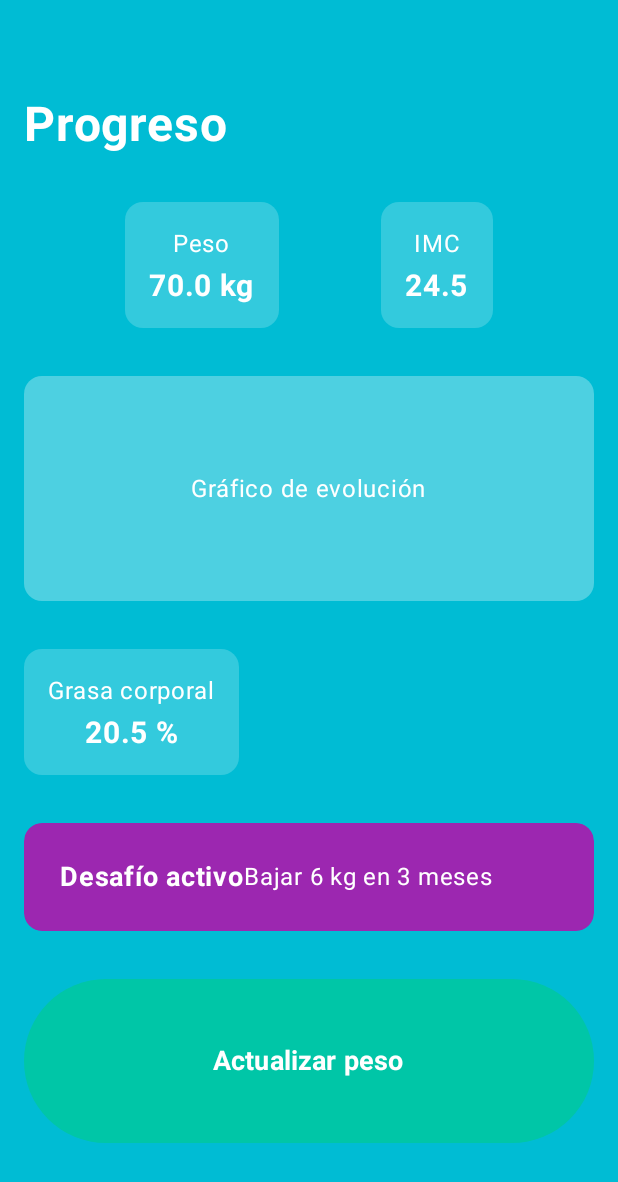
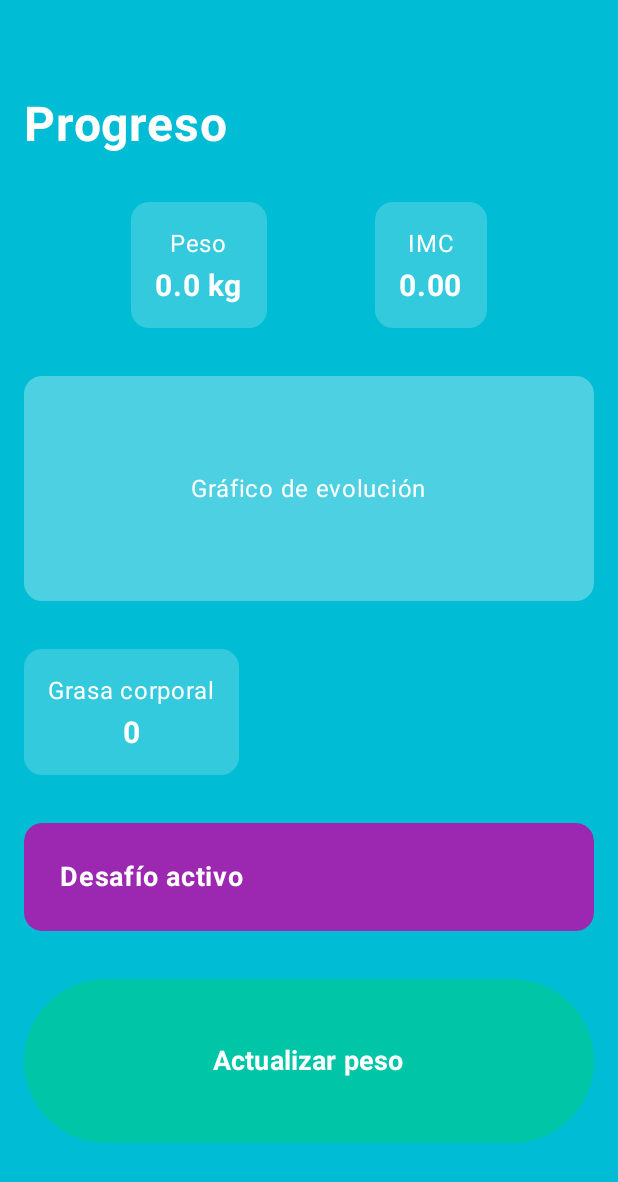
Before and after one commit to proyectogrupolinkia/HealthApp, an Android app built with Jetpack Compose: the ProgressScreen screen opened through its navigation route, on a phone screen of 412 x 824 dp. Shown: the top 1182 px of the screen. Run offline under Robolectric (Android 15) with nearby library versions, the phone set to English and light mode, and no system bars; our stand-ins replace Dagger/Hilt's generated code, Firebase (no records; nobody signed in at launch, a user with empty details on screens opened directly).

Commit message:
Los recuados de Peso y BMI ya muestran la información actual.

```diff
--- a/app/src/main/java/com/tusalud/healthapp/domain/model/Progress.kt
+++ b/app/src/main/java/com/tusalud/healthapp/domain/model/Progress.kt
@@ -1,9 +1,7 @@
 package com.tusalud.healthapp.domain.model
 
 data class Progress(
-    val weightKg: Float,
-    val heightCm: Float,
-    val bodyFatPercentage: Float,
-    val bmi: Float,
-    val activeChallenge: String
-)//s
+    val peso: Float = 0f,
+    val heightCm: Float = 0f,
+    val bmi: Float = 0f
+)
--- a/app/src/main/java/com/tusalud/healthapp/domain/respository/ProgressRepositoryImpl.kt
+++ b/app/src/main/java/com/tusalud/healthapp/domain/respository/ProgressRepositoryImpl.kt
@@ -1,18 +1,28 @@
 package com.tusalud.healthapp.data.repository
 
+import com.google.firebase.auth.FirebaseAuth
+import com.google.firebase.firestore.FirebaseFirestore
 import com.tusalud.healthapp.domain.model.Progress
 import com.tusalud.healthapp.domain.repository.ProgressRepository
+import kotlinx.coroutines.tasks.await
 import javax.inject.Inject
 
 class ProgressRepositoryImpl @Inject constructor() : ProgressRepository {
+
     override suspend fun getProgress(): Progress {
-        // Simulación de datos de progreso
+        val userId = FirebaseAuth.getInstance().currentUser?.uid ?: return Progress()
+        val db = FirebaseFirestore.getInstance()
+        val snapshot = db.collection("usuarios").document(userId).get().await()
+
+        val peso = snapshot.getDouble("peso")?.toFloat() ?: 0f
+        val height = snapshot.getDouble("altura")?.toFloat() ?: 0f
+
+        val bmi = if (height > 0) peso / ((height / 100) * (height / 100)) else 0f
+
         return Progress(
-            weightKg = 70f,
-            heightCm = 175f,
-            bodyFatPercentage = 20.5f,
-            bmi = 24.5f,
-            activeChallenge = "Bajar 6 kg en 3 meses"
+            peso = peso,
+            heightCm = height,
+            bmi = bmi
         )
     }
 }
--- a/app/src/main/java/com/tusalud/healthapp/presentation/menu/Progress/ProgressScreen.kt
+++ b/app/src/main/java/com/tusalud/healthapp/presentation/menu/Progress/ProgressScreen.kt
@@ -6,6 +6,7 @@ import androidx.compose.foundation.layout.*
 import androidx.compose.foundation.shape.RoundedCornerShape
 import androidx.compose.material3.*
 import androidx.compose.runtime.Composable
+import androidx.compose.runtime.LaunchedEffect
 import androidx.compose.runtime.collectAsState
 import androidx.compose.runtime.getValue
 import androidx.compose.ui.Alignment
@@ -21,6 +22,12 @@ import com.tusalud.healthapp.presentation.main.ProgressInfoCard
 @Composable
 fun ProgressScreen(navController: NavHostController, viewModel: ProgressViewModel) {
     val progressState by viewModel.progress.collectAsState()
+    // Garantiza que se recargue al entrar a esta pantalla
+    LaunchedEffect(Unit) {
+        viewModel.loadProgress()
+    }
+
+
 
     progressState?.let { progress ->
         Column(
@@ -42,8 +49,9 @@ fun ProgressScreen(navController: NavHostController, viewModel: ProgressViewMode
                 horizontalArrangement = Arrangement.SpaceEvenly,
                 modifier = Modifier.fillMaxWidth()
             ) {
-                ProgressInfoCard(title = "Peso", value = "${progress.weightKg} kg")
-                ProgressInfoCard(title = "IMC", value = "${progress.bmi}")
+                ProgressInfoCard(title = "Peso", value = "${progress.peso} kg")
+                ProgressInfoCard(title = "IMC", value = String.format("%.2f", progress.bmi))
+
             }
 
             Spacer(modifier = Modifier.height(32.dp))
@@ -53,15 +61,16 @@ fun ProgressScreen(navController: NavHostController, viewModel: ProgressViewMode
                     .fillMaxWidth()
                     .height(150.dp)
                     .clip(RoundedCornerShape(12.dp))
-                    .background(Color.White.copy(alpha = 0.3f)),
+                    .background(Color.White.copy(alpha = 0.3f))
+                    .clickable { navController.navigate("evolucion_peso") },
                 contentAlignment = Alignment.Center
             ) {
-                Text("Gráfico de evolución", color = Color.White)
+                Text("Gráfico de evolución", color =Color.White)
             }
 
             Spacer(modifier = Modifier.height(32.dp))
 
-            ProgressInfoCard(title = "Grasa corporal", value = "${progress.bodyFatPercentage} %")
+            ProgressInfoCard(title = "Grasa corporal", value = "0")
 
             Spacer(modifier = Modifier.height(32.dp))
 
@@ -86,7 +95,7 @@ fun ProgressScreen(navController: NavHostController, viewModel: ProgressViewMode
                     )
                     Spacer(modifier = Modifier.height(8.dp))
                     Text(
-                        text = progress.activeChallenge,
+                        text = " ",
                         color = Color.White,
                         fontSize = 16.sp
                     )
--- a/app/src/main/java/com/tusalud/healthapp/presentation/menu/Progress/ProgressViewModel.kt
+++ b/app/src/main/java/com/tusalud/healthapp/presentation/menu/Progress/ProgressViewModel.kt
@@ -46,11 +46,11 @@ class ProgressViewModel @Inject constructor(
         val userRef = db.collection("usuarios").document(userId)
 
         userRef.get().addOnSuccessListener { doc ->
-            val pesoAnterior = doc.getDouble("weightKg")?.toFloat()
+            val pesoAnterior = doc.getDouble("peso")?.toFloat()
             val historial = doc.get("weightHistory") as? List<Float> ?: emptyList()
 
             val nuevosDatos = mapOf(
-                "weightKg" to nuevoPeso,
+                "peso" to nuevoPeso,
                 "weightHistory" to historial + listOfNotNull(pesoAnterior)
             )
 
--- a/app/src/main/java/com/tusalud/healthapp/presentation/navigation/AppNavigation.kt
+++ b/app/src/main/java/com/tusalud/healthapp/presentation/navigation/AppNavigation.kt
@@ -14,6 +14,7 @@ import com.tusalud.healthapp.presentation.menu.PerfilScreen
 import com.tusalud.healthapp.presentation.menu.EditarPerfilScreen
 import com.tusalud.healthapp.presentation.menu.RecordatoriosScreen
 import com.tusalud.healthapp.presentation.menu.ConfiguracionScreen
+import com.tusalud.healthapp.presentation.menu.EvolucionPesoScreen
 import com.tusalud.healthapp.presentation.menu.desafio.DesafioScreen
 import com.tusalud.healthapp.presentation.menu.Progress.ProgressScreen
 import com.tusalud.healthapp.presentation.menu.Progress.ProgressViewModel
@@ -73,5 +74,8 @@ fun AppNavigation(navController: NavHostController) {
         composable("actualizar_peso") {
             ActualizarPesoScreen(navController, progressViewModel)
         }
+        composable("evolucion_peso") {
+            EvolucionPesoScreen(navController)
+        }
     }
 }
```
Also changed, not shown: app/src/main/java/com/tusalud/healthapp/presentation/menu/EvolucionPesoScreen.kt (added, +32 -0 lines).
